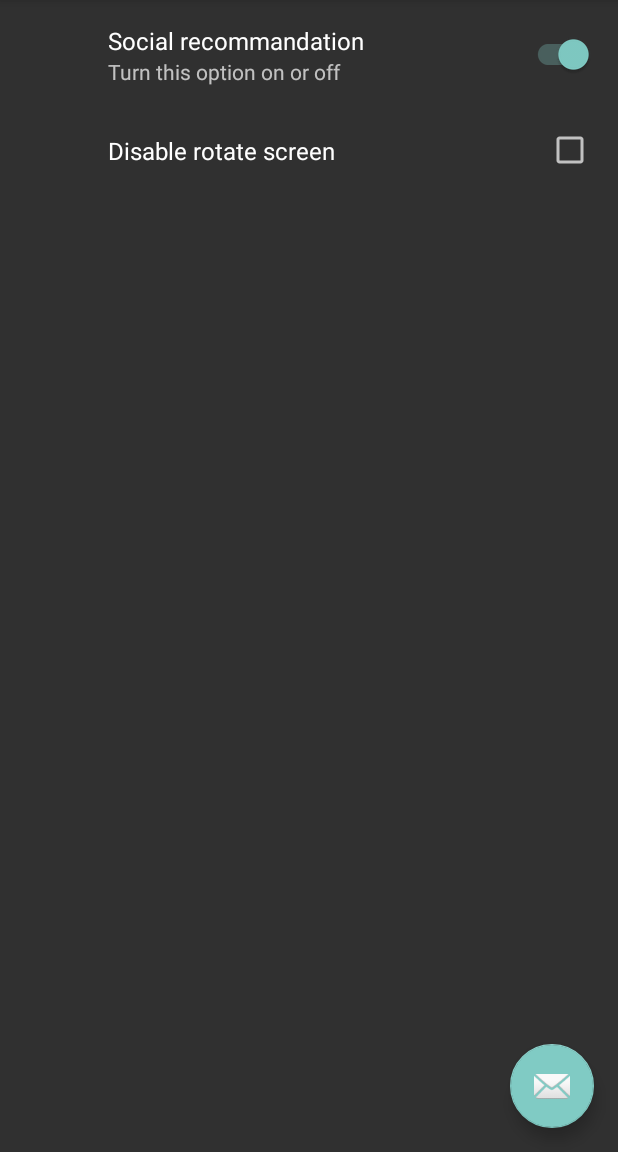
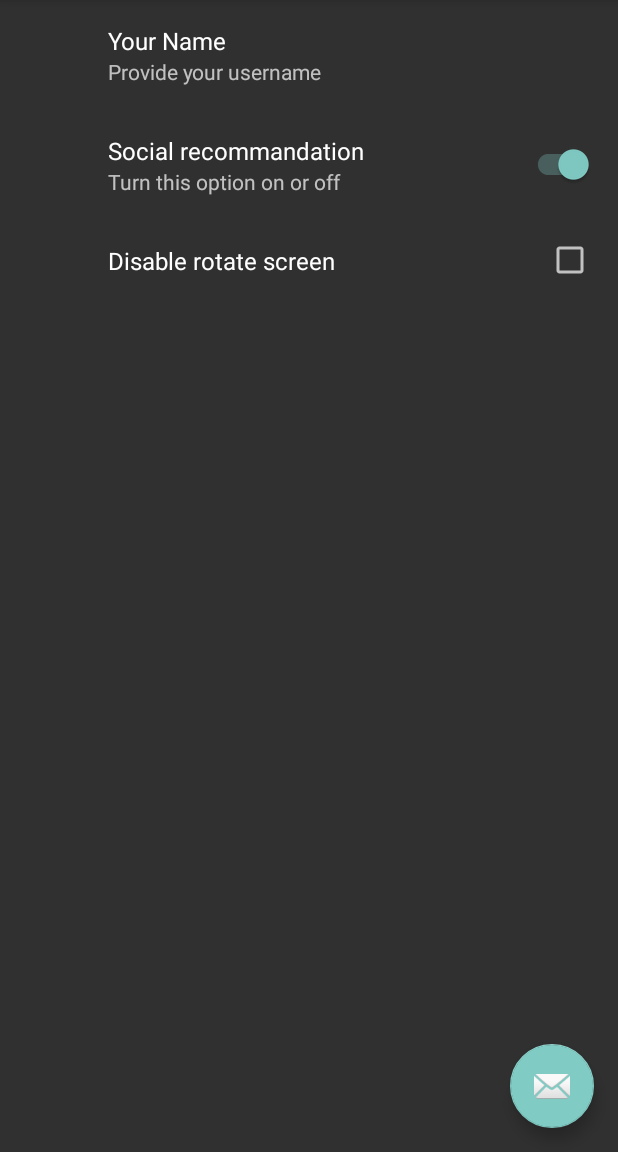
Before and after one commit to tsabs/MyFunBox, an Android app: the fragment SettingsFragment placed in its activity, on a phone screen of 412 x 824 dp, the part 84-1236 px from its top. Run offline under Robolectric (Android 15) with nearby library versions, the phone set to English and light mode, and no system bars; our stand-ins replace androidx.preference; libraries missing offline, so code that uses them is left out: org.jetbrains.anko.

Commit message:
Last commit to TP Kotlin

```diff
--- a/MyFunBox/app/src/main/java/com/example/bst/myfunbox/MainActivity.kt
+++ b/MyFunBox/app/src/main/java/com/example/bst/myfunbox/MainActivity.kt
@@ -1,6 +1,7 @@
 package com.example.bst.myfunbox
 
 import android.content.Intent
+import android.content.SharedPreferences
 import android.os.Bundle
 import android.support.design.widget.FloatingActionButton
 import android.support.design.widget.Snackbar
--- a/MyFunBox/app/src/main/java/com/example/bst/myfunbox/adapter/MyAdapterR.kt
+++ b/MyFunBox/app/src/main/java/com/example/bst/myfunbox/adapter/MyAdapterR.kt
@@ -23,12 +23,13 @@ import com.example.bst.myfunbox.service.MyServices
 import kotlinx.android.synthetic.main.rick_button.*
 import org.jetbrains.anko.startService
 import java.lang.ref.WeakReference
+import kotlin.jvm.javaClass
 
 class MyAdapterR(val context: WeakReference<Context>, val elems : ArrayList<Citation>) : BaseAdapter(){
 
     override fun getView(position: Int, view: View?, container: ViewGroup?): View {
         val root = LayoutInflater.from(context.get()).inflate(R.layout.rick_button, container, false)
-        var mediaPlayer = Intent(context.get(), MyService::class.java)
+        var mediaPlayer = Intent(context.get(), MyService.javaClass)
         mediaPlayer.action = MyService.ACTION_PLAY
         mediaPlayer.putExtra(MyService.MUSIC_RAW_PARAM, elems[position].rawValue)
         root.setOnClickListener {
--- a/MyFunBox/app/src/main/java/com/example/bst/myfunbox/fragment/RickFragment.kt
+++ b/MyFunBox/app/src/main/java/com/example/bst/myfunbox/fragment/RickFragment.kt
@@ -54,7 +54,6 @@ class RickFragment : Fragment() {
         list.add(Citation("unuse for now", 2))
 
 
-
         view!!.findViewById<ListView>(R.id.listViewR).adapter = MyAdapterR(WeakReference(context), list)
     }
 
--- a/MyFunBox/app/src/main/java/com/example/bst/myfunbox/fragment/SettingsFragment.kt
+++ b/MyFunBox/app/src/main/java/com/example/bst/myfunbox/fragment/SettingsFragment.kt
@@ -1,27 +1,26 @@
 package com.example.bst.myfunbox.fragment
 
 
+import android.content.SharedPreferences
 import android.os.Bundle
 import android.support.v7.preference.PreferenceFragmentCompat
 
 import com.example.bst.myfunbox.R
 
 
-class SettingsFragment : PreferenceFragmentCompat() {
+class SettingsFragment : PreferenceFragmentCompat(), SharedPreferences.OnSharedPreferenceChangeListener {
+
+    val KEY_PREF_SYNC_CONN = "pref_syncConnectionType"
+
+    override fun onSharedPreferenceChanged(sp: SharedPreferences?, key: String?) {
+        if(key!! == KEY_PREF_SYNC_CONN){
+            val connectionPref = findPreference(key)
+            connectionPref.summary = sp!!.getString(key, "")
+        }
+    }
 
 
     override fun onCreatePreferences(savedInstanceState: Bundle?, rootKey: String?) {
         setPreferencesFromResource(R.xml.preference_settings, rootKey)
     }
-
-//    override fun onCreateView(inflater: LayoutInflater?, container: ViewGroup?, savedInstanceState: Bundle?): View {
-////        val root = inflater!!.inflate(R.layout.fragment_settings, container, false)
-////
-////
-////        return root
-//
-//        val tv = TextView(activity)
-//        tv.setText(R.string.hello_blank_fragment)
-//        return tv
-//    }
 }
--- a/MyFunBox/app/src/main/res/xml/preference_settings.xml
+++ b/MyFunBox/app/src/main/res/xml/preference_settings.xml
@@ -1,6 +1,11 @@
 <?xml version="1.0" encoding="utf-8"?>
 <PreferenceScreen
     xmlns:android="http://schemas.android.com/apk/res/android">
+
+    <EditTextPreference
+        android:key="name"
+        android:title="Your Name"
+        android:summary="Provide your username"/>
 
 
     <android.support.v7.preference.SwitchPreferenceCompat
@@ -15,5 +20,4 @@
         android:title="Disable rotate screen"/>
 
 
-
 </PreferenceScreen>
```
Also changed, not shown: MyFunBox/app/src/main/AndroidManifest.xml (+20 -3 lines), MyFunBox/app/src/main/java/com/example/bst/myfunbox/SettingsActivity.kt (+11 -0 lines), MyFunBox/app/src/main/java/com/example/bst/myfunbox/service/MyMusicService.kt (added, +124 -0 lines).
